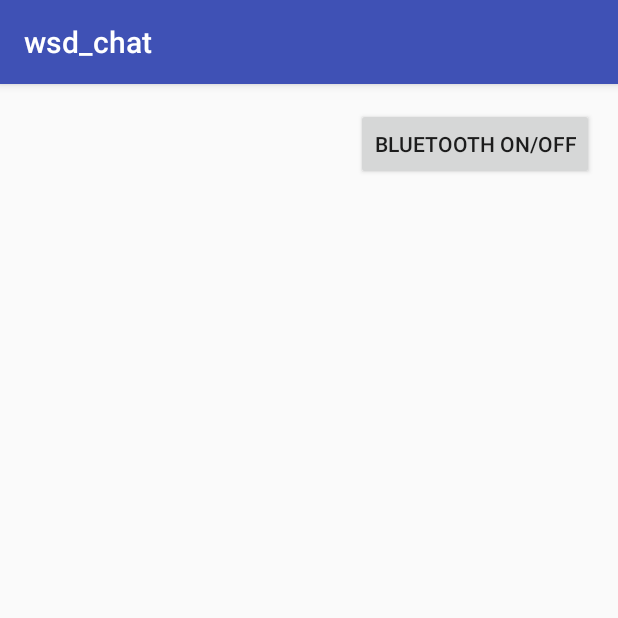
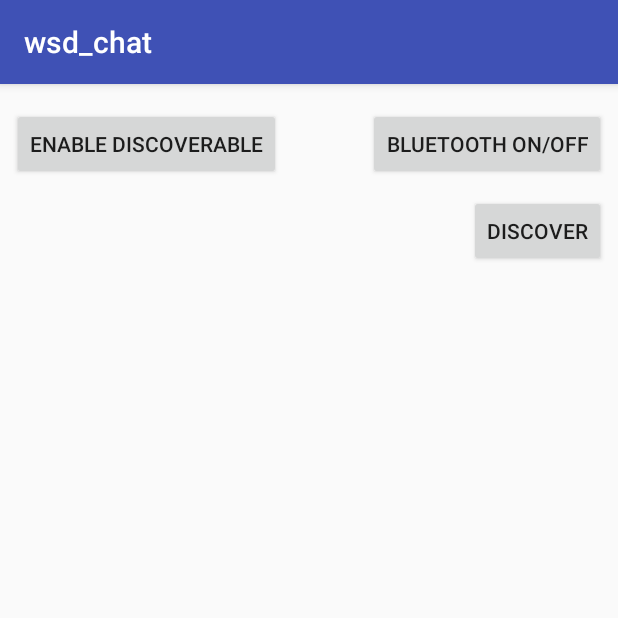
Before and after one commit to zoko0/wsd17z, an Android app: the screen it shows after launch (MainActivity), on a phone screen of 412 x 824 dp, the top half of it. Run offline under Robolectric (Android 15) with nearby library versions, the phone set to English and light mode, and no system bars.

```diff
--- a/app/src/main/res/layout/activity_main.xml
+++ b/app/src/main/res/layout/activity_main.xml
@@ -10,10 +10,42 @@
         android:id="@+id/btnONOFF"
         android:layout_width="wrap_content"
         android:layout_height="wrap_content"
-        android:layout_marginRight="16dp"
+        android:layout_marginRight="8dp"
         android:layout_marginTop="16dp"
         android:text="@string/button_text"
         app:layout_constraintRight_toRightOf="parent"
-        app:layout_constraintTop_toTopOf="parent" />
+        app:layout_constraintTop_toTopOf="parent"
+        android:layout_marginEnd="8dp" />
+
+    <Button
+        android:id="@+id/btnDiscoverable"
+        android:text="@string/button_text2"
+        android:layout_width="wrap_content"
+        android:layout_height="wrap_content"
+        android:onClick="btnEnableDisable_Discoverable"
+        app:layout_constraintTop_toTopOf="parent"
+        android:layout_marginTop="16dp"
+        android:layout_marginLeft="8dp"
+        app:layout_constraintLeft_toLeftOf="parent"
+        android:layout_marginStart="8dp" />
+
+    <ListView
+        android:layout_width="0dp"
+        android:layout_height="150dp"
+        tools:layout_editor_absoluteX="0dp"
+        android:layout_marginTop="16dp"
+        app:layout_constraintTop_toBottomOf="@+id/btnFindUnpairedDevices"
+        android:id="@+id/lvNewDevices" />
+
+    <Button
+        android:id="@+id/btnFindUnpairedDevices"
+        android:layout_width="wrap_content"
+        android:layout_height="wrap_content"
+        android:text="Discover"
+        android:onClick="btnDiscover"
+        android:layout_marginTop="10dp"
+        app:layout_constraintTop_toBottomOf="@+id/btnONOFF"
+        android:layout_marginRight="8dp"
+        app:layout_constraintRight_toRightOf="parent" />
 
 </android.support.constraint.ConstraintLayout>
--- a/app/src/main/res/values/strings.xml
+++ b/app/src/main/res/values/strings.xml
@@ -1,4 +1,6 @@
 <resources>
     <string name="app_name">wsd_chat</string>
     <string name="button_text">Bluetooth ON/OFF</string>
+    <string name="button_text2">Enable Discoverable</string>
+
 </resources>
```
Also changed, not shown: app/src/main/java/zokoo/wsd_chat/DeviceListAdapter.java (added, +47 -0 lines), app/src/main/java/zokoo/wsd_chat/MainActivity.java (+91 -6 lines), app/src/main/res/layout/device_adapter_view.xml (added, +18 -0 lines).
